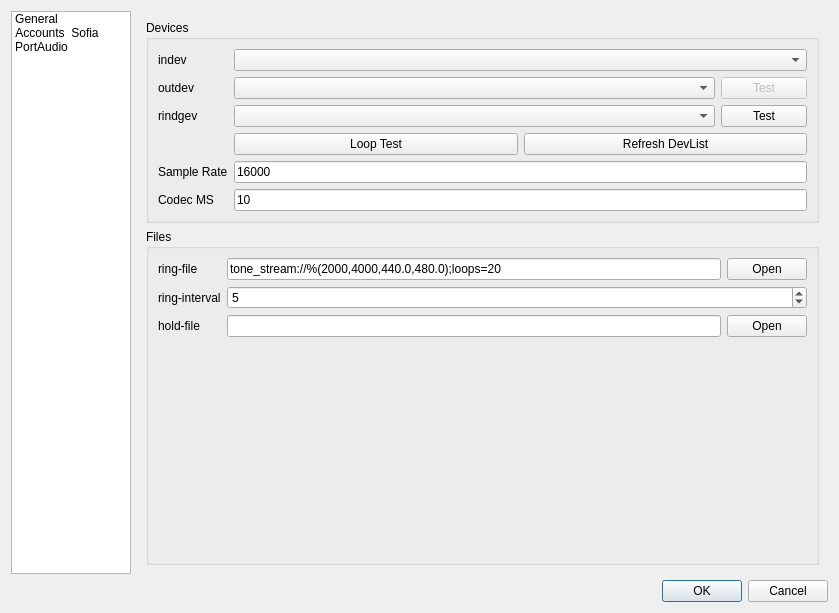
First picture: the form in fscomm/preferences/prefdialog.ui, repository karlma/freeswitch-b1.10, before the edit.
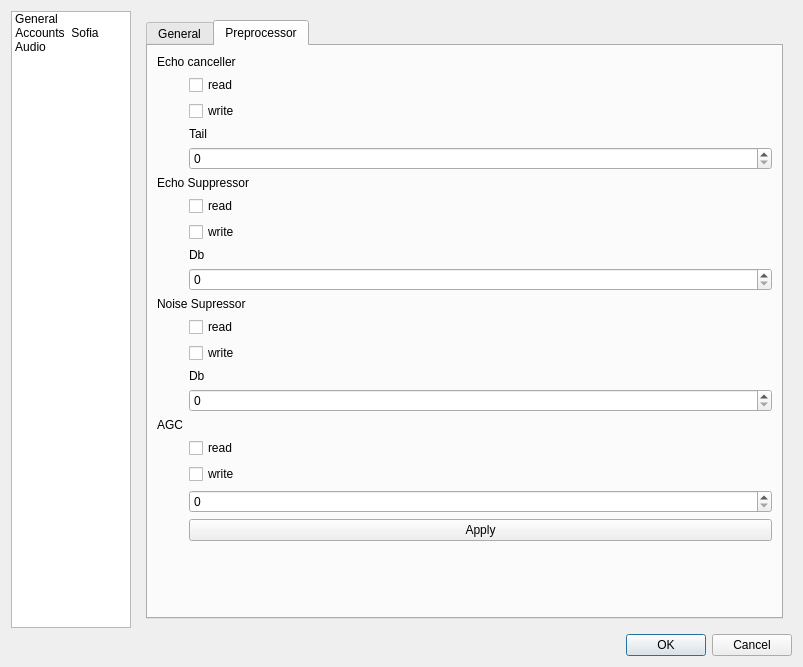
Second picture: the form after the edit. The open tabs and pages were chosen to show the change. Icons and pictures are not drawn. Custom widgets are drawn as their Qt base class.

Commit message: Lets test preprocessors

What changed in the file:
```diff
--- a/fscomm/preferences/prefdialog.ui
+++ b/fscomm/preferences/prefdialog.ui
@@ -6,15 +6,17 @@
    <rect>
     <x>0</x>
     <y>0</y>
-    <width>839</width>
-    <height>613</height>
+    <width>803</width>
+    <height>667</height>
    </rect>
   </property>
   <property name="windowTitle">
    <string>Preferences</string>
   </property>
-  <layout class="QGridLayout" name="gridLayout">
-   <item row="0" column="0">
+  <layout class="QVBoxLayout" name="verticalLayout_8">
+   <item>
+    <layout class="QHBoxLayout" name="horizontalLayout_7">
+     <item>
     <widget class="QListWidget" name="listSections">
      <property name="minimumSize">
       <size>
@@ -84,7 +86,7 @@
      </item>
      <item>
       <property name="text">
-       <string>PortAudio</string>
+         <string>Audio</string>
       </property>
       <property name="icon">
        <iconset resource="../resources.qrc">
@@ -93,7 +95,7 @@
      </item>
     </widget>
    </item>
-   <item row="0" column="1">
+     <item>
     <widget class="QStackedWidget" name="stackedWidget">
      <property name="currentIndex">
       <number>0</number>
@@ -792,6 +794,16 @@
      <widget class="QWidget" name="portaudioPage">
       <layout class="QVBoxLayout" name="verticalLayout">
        <item>
+          <widget class="QTabWidget" name="tabWidget_2">
+           <property name="currentIndex">
+            <number>1</number>
+           </property>
+           <widget class="QWidget" name="tab_5">
+            <attribute name="title">
+             <string>General</string>
+            </attribute>
+            <layout class="QVBoxLayout" name="verticalLayout_9">
+             <item>
         <widget class="QGroupBox" name="groupBox_3">
          <property name="sizePolicy">
           <sizepolicy hsizetype="Minimum" vsizetype="Minimum">
@@ -1003,9 +1015,149 @@
        </item>
       </layout>
      </widget>
+           <widget class="QWidget" name="tab_6">
+            <attribute name="title">
+             <string>Preprocessor</string>
+            </attribute>
+            <layout class="QFormLayout" name="formLayout_9">
+             <item row="0" column="0" colspan="2">
+              <widget class="QLabel" name="label_21">
+               <property name="text">
+                <string>Echo canceller</string>
+               </property>
     </widget>
    </item>
    <item row="1" column="1">
+              <widget class="QCheckBox" name="checkAECRead">
+               <property name="text">
+                <string>read</string>
+               </property>
+              </widget>
+             </item>
+             <item row="2" column="1">
+              <widget class="QCheckBox" name="checkAECWrite">
+               <property name="text">
+                <string>write</string>
+               </property>
+              </widget>
+             </item>
+             <item row="3" column="1">
+              <widget class="QLabel" name="label_45">
+               <property name="text">
+                <string>Tail</string>
+               </property>
+              </widget>
+             </item>
+             <item row="4" column="1">
+              <widget class="QSpinBox" name="spinAECTail"/>
+             </item>
+             <item row="5" column="0" colspan="2">
+              <widget class="QLabel" name="label_43">
+               <property name="text">
+                <string>Echo Suppressor</string>
+               </property>
+              </widget>
+             </item>
+             <item row="6" column="1">
+              <widget class="QCheckBox" name="checkESRead">
+               <property name="text">
+                <string>read</string>
+               </property>
+              </widget>
+             </item>
+             <item row="7" column="1">
+              <widget class="QCheckBox" name="checkESWrite">
+               <property name="text">
+                <string>write</string>
+               </property>
+              </widget>
+             </item>
+             <item row="8" column="1">
+              <widget class="QLabel" name="label_46">
+               <property name="text">
+                <string>Db</string>
+               </property>
+              </widget>
+             </item>
+             <item row="9" column="1">
+              <widget class="QSpinBox" name="spinESDb"/>
+             </item>
+             <item row="10" column="0" colspan="2">
+              <widget class="QLabel" name="label_47">
+               <property name="text">
+                <string>Noise Supressor</string>
+               </property>
+              </widget>
+             </item>
+             <item row="11" column="1">
+              <widget class="QCheckBox" name="checkNSRead">
+               <property name="text">
+                <string>read</string>
+               </property>
+              </widget>
+             </item>
+             <item row="12" column="1">
+              <widget class="QCheckBox" name="checkNSWrite">
+               <property name="text">
+                <string>write</string>
+               </property>
+              </widget>
+             </item>
+             <item row="13" column="1">
+              <widget class="QLabel" name="label_48">
+               <property name="text">
+                <string>Db</string>
+               </property>
+              </widget>
+             </item>
+             <item row="14" column="1">
+              <widget class="QSpinBox" name="spinNSDb"/>
+             </item>
+             <item row="16" column="1">
+              <widget class="QCheckBox" name="checkAGCRead">
+               <property name="text">
+                <string>read</string>
+               </property>
+              </widget>
+             </item>
+             <item row="17" column="1">
+              <widget class="QCheckBox" name="checkAGCWrite">
+               <property name="text">
+                <string>write</string>
+               </property>
+              </widget>
+             </item>
+             <item row="18" column="1">
+              <widget class="QSpinBox" name="spinAGC"/>
+             </item>
+             <item row="15" column="0">
+              <widget class="QLabel" name="label_44">
+               <property name="text">
+                <string>AGC</string>
+               </property>
+              </widget>
+             </item>
+             <item row="19" column="1">
+              <widget class="QPushButton" name="btnApplyPreprocessor">
+               <property name="text">
+                <string>Apply</string>
+               </property>
+               <property name="checkable">
+                <bool>true</bool>
+               </property>
+              </widget>
+             </item>
+            </layout>
+           </widget>
+          </widget>
+         </item>
+        </layout>
+       </widget>
+      </widget>
+     </item>
+    </layout>
+   </item>
+   <item>
     <widget class="QDialogButtonBox" name="buttonBox">
      <property name="orientation">
       <enum>Qt::Horizontal</enum>
```
Lines whose indentation alone changed are shown as unchanged. The commit also changes 6 other files.
